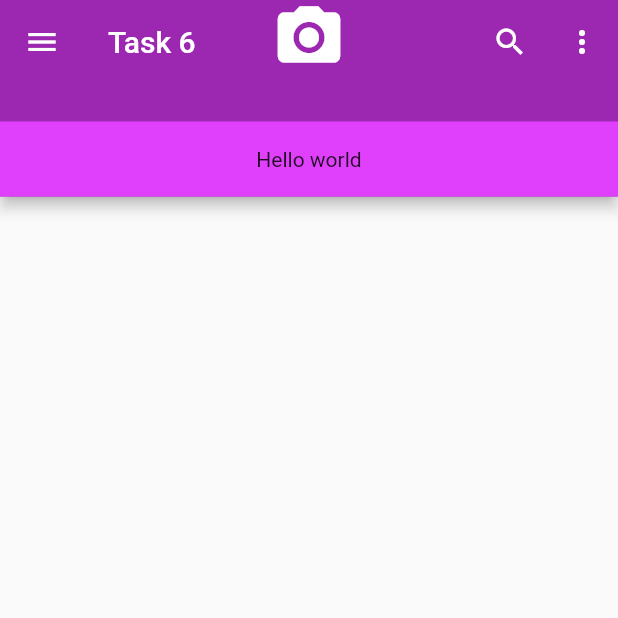
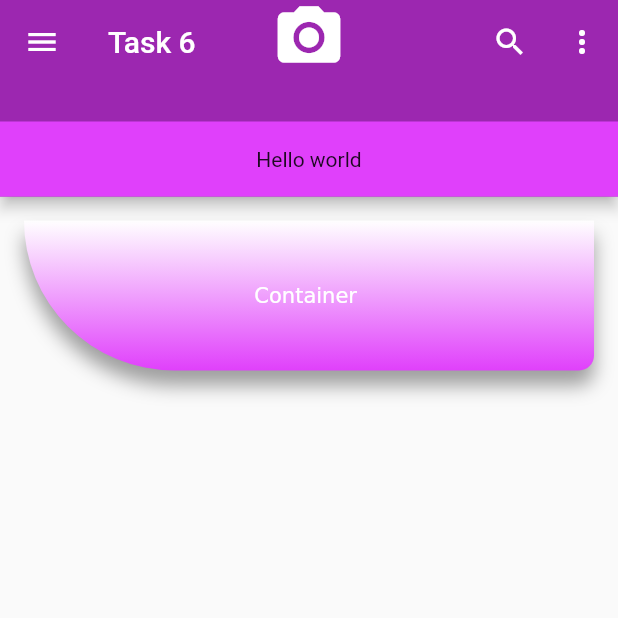
Before and after one commit to fatima2255/MAD-Flutter-Project, a Flutter app: the screen it shows after launch, on a phone screen of 412 x 824 dp, the top half of it. Run offline on Flutter 3.47's test engine with Material 2 defaults, Android fonts, the phone set to English and light mode, and no system bars.

Commit message:
adds columns and rows

```diff
--- a/app1/lib/home.dart
+++ b/app1/lib/home.dart
@@ -44,8 +44,140 @@ class _HomeState extends State<Home> {
           ),
           preferredSize: Size.fromHeight(75.0),
         ),
+
       ),
-      body: Container(),
+
+      body: Padding(
+        padding: EdgeInsets.all(16.0),
+        child: SafeArea(
+          child: SingleChildScrollView(
+            child: Column(
+              children: <Widget>[
+                const ContainerWithBoxDecorationWidget(),
+              ],
+            ),
+          ),
+        ),
+      ),
     );
   }
 }
+
+class ContainerWithBoxDecorationWidget extends StatelessWidget {
+  const ContainerWithBoxDecorationWidget({
+     Key? key,
+  }) : super(key: key);
+  @override
+  Widget build(BuildContext context) {
+    return Column(
+      children: <Widget>[
+      Container(
+      height: 100.0,
+      decoration: BoxDecoration(
+        borderRadius: BorderRadius.only(
+          bottomLeft: Radius.circular(100.0),
+          bottomRight: Radius.circular(10.0),
+        ),
+        gradient: LinearGradient(
+          begin: Alignment.topCenter,
+          end: Alignment.bottomCenter,
+          colors: [
+            Colors.white,
+            Colors.purpleAccent,
+          ],
+        ),
+        boxShadow: [
+          BoxShadow(
+            color: Colors.grey,
+            blurRadius: 10.0,
+            offset: Offset(0.0, 10.0),
+          ),
+        ],
+      ),
+        child: Center(
+          child: RichText(
+            text: TextSpan(
+              text: 'Container ',
+            ),
+          )
+        ),
+
+      ),
+      ],
+    );
+  }
+}
+
+class ColumnWidget extends StatelessWidget {
+  const ColumnWidget({
+    Key? key,
+  }) : super(key: key);
+  @override
+  Widget build(BuildContext context) {
+    return Column(
+      crossAxisAlignment: CrossAxisAlignment.center,
+      mainAxisAlignment: MainAxisAlignment.spaceEvenly,
+      mainAxisSize: MainAxisSize.max,
+      children: <Widget>[
+        Text('Column 1'),
+        Divider(),
+        Text('Column 2'),
+        Divider(),
+        Text('Column 3'),
+      ],
+    );
+  }
+}
+
+class RowWidget extends StatelessWidget {
+  const RowWidget({
+    Key? key,
+  }) : super(key: key);
+  @override
+  Widget build(BuildContext context) {
+    return Row(
+      crossAxisAlignment: CrossAxisAlignment.start,
+      mainAxisAlignment: MainAxisAlignment.spaceEvenly,
+      mainAxisSize: MainAxisSize.max,
+      children: <Widget>[
+        Row(
+          children: <Widget>[
+            Text('Row 1'),
+            Padding(padding: EdgeInsets.all(16.0),),
+            Text('Row 2'),
+            Padding(padding: EdgeInsets.all(16.0),),
+            Text('Row 3'),
+          ],
+        ),
+      ],
+    );
+  }
+}
+
+class ColumnAndRowNestingWidget extends StatelessWidget {
+  const ColumnAndRowNestingWidget({
+    Key? key,
+  }) : super(key: key);
+  @override
+  Widget build(BuildContext context) {
+    return Column(
+      crossAxisAlignment: CrossAxisAlignment.start,
+      mainAxisAlignment: MainAxisAlignment.spaceEvenly,
+      mainAxisSize: MainAxisSize.max,
+      children: <Widget>[
+        Text('Columns and Row Nesting 1',),
+        Text('Columns and Row Nesting 2',),
+        Text('Columns and Row Nesting 3',),
+        Padding(padding: EdgeInsets.all(16.0),),
+        Row(
+          mainAxisAlignment: MainAxisAlignment.spaceEvenly,
+          children: <Widget>[
+            Text('Row Nesting 1'),
+            Text('Row Nesting 2'),
+            Text('Row Nesting 3'),
+          ],
+        ),
+      ],
+    );
+  }
+}
```
